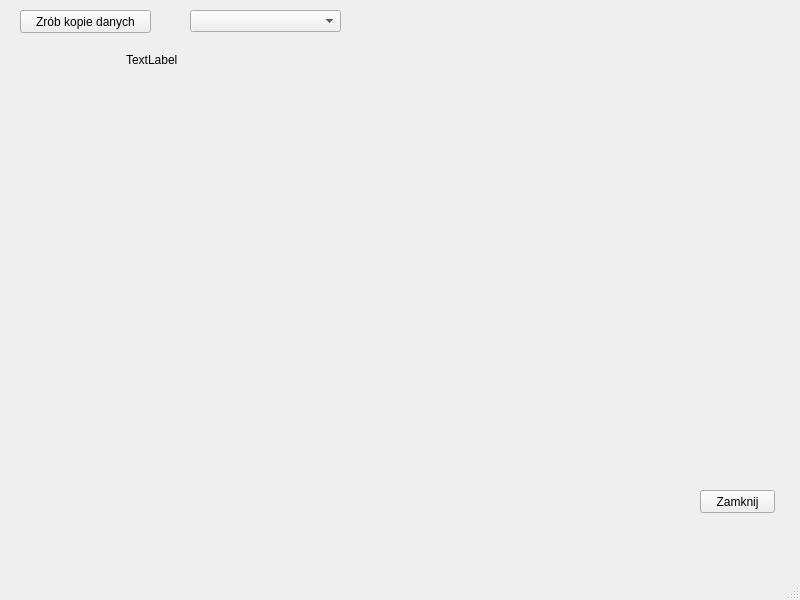
Above: Ustawienia/ustawienia.ui from Astropl/OptiBase before the change. Below: the same form after it.
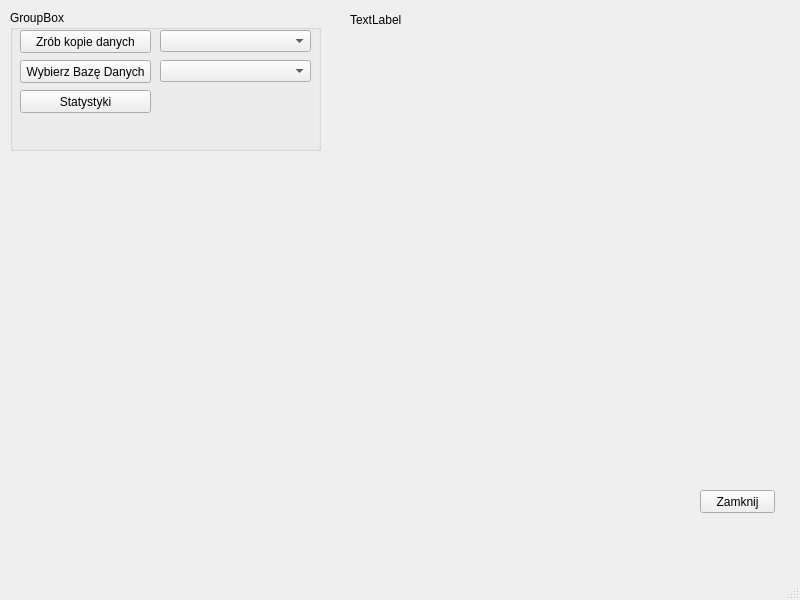
That is the form after the change.

Diff of the .ui file:
```diff
--- a/Ustawienia/ustawienia.ui
+++ b/Ustawienia/ustawienia.ui
@@ -14,34 +14,11 @@
    <string>MainWindow</string>
   </property>
   <widget class="QWidget" name="centralwidget">
-   <widget class="QComboBox" name="comboBox">
-    <property name="geometry">
-     <rect>
-      <x>190</x>
-      <y>10</y>
-      <width>151</width>
-      <height>22</height>
-     </rect>
-    </property>
-   </widget>
-   <widget class="QPushButton" name="pushButton">
-    <property name="geometry">
-     <rect>
-      <x>20</x>
-      <y>10</y>
-      <width>131</width>
-      <height>23</height>
-     </rect>
-    </property>
-    <property name="text">
-     <string>Zrób kopie danych</string>
-    </property>
-   </widget>
    <widget class="QLabel" name="lblData">
     <property name="geometry">
      <rect>
-      <x>126</x>
-      <y>50</y>
+      <x>350</x>
+      <y>10</y>
       <width>191</width>
       <height>20</height>
      </rect>
@@ -63,6 +40,78 @@
      <string>Zamknij</string>
     </property>
    </widget>
+   <widget class="QGroupBox" name="groupBox">
+    <property name="geometry">
+     <rect>
+      <x>10</x>
+      <y>10</y>
+      <width>311</width>
+      <height>141</height>
+     </rect>
+    </property>
+    <property name="title">
+     <string>GroupBox</string>
+    </property>
+    <widget class="QPushButton" name="pushButton_4">
+     <property name="geometry">
+      <rect>
+       <x>10</x>
+       <y>80</y>
+       <width>131</width>
+       <height>23</height>
+      </rect>
+     </property>
+     <property name="text">
+      <string>Statystyki</string>
+     </property>
+    </widget>
+    <widget class="QPushButton" name="pushButton_3">
+     <property name="geometry">
+      <rect>
+       <x>10</x>
+       <y>50</y>
+       <width>131</width>
+       <height>23</height>
+      </rect>
+     </property>
+     <property name="text">
+      <string>Wybierz Bazę Danych</string>
+     </property>
+    </widget>
+    <widget class="QPushButton" name="pushButton">
+     <property name="geometry">
+      <rect>
+       <x>10</x>
+       <y>20</y>
+       <width>131</width>
+       <height>23</height>
+      </rect>
+     </property>
+     <property name="text">
+      <string>Zrób kopie danych</string>
+     </property>
+    </widget>
+    <widget class="QComboBox" name="comboBox">
+     <property name="geometry">
+      <rect>
+       <x>150</x>
+       <y>20</y>
+       <width>151</width>
+       <height>22</height>
+      </rect>
+     </property>
+    </widget>
+    <widget class="QComboBox" name="comboBox_2">
+     <property name="geometry">
+      <rect>
+       <x>150</x>
+       <y>50</y>
+       <width>151</width>
+       <height>22</height>
+      </rect>
+     </property>
+    </widget>
+   </widget>
   </widget>
   <widget class="QMenuBar" name="menubar">
    <property name="geometry">
```
